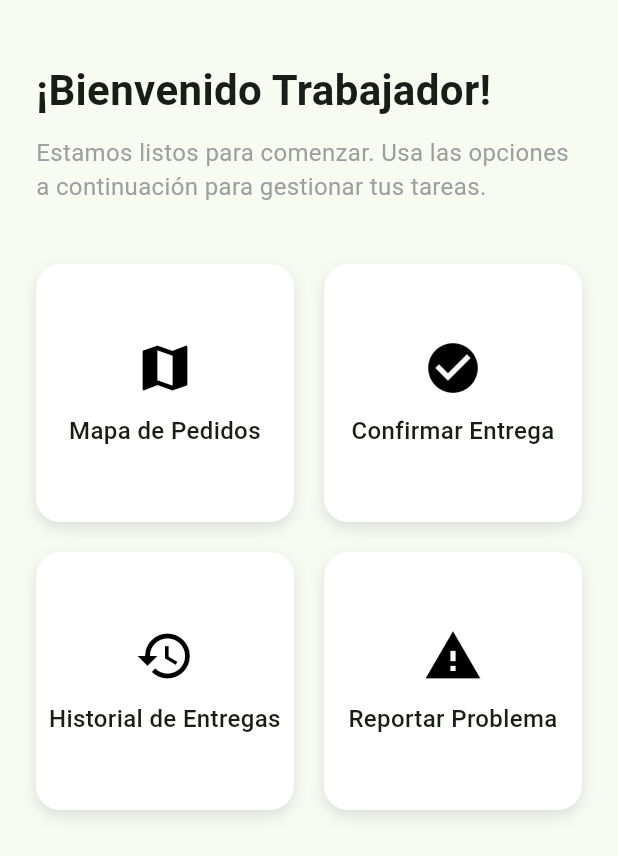
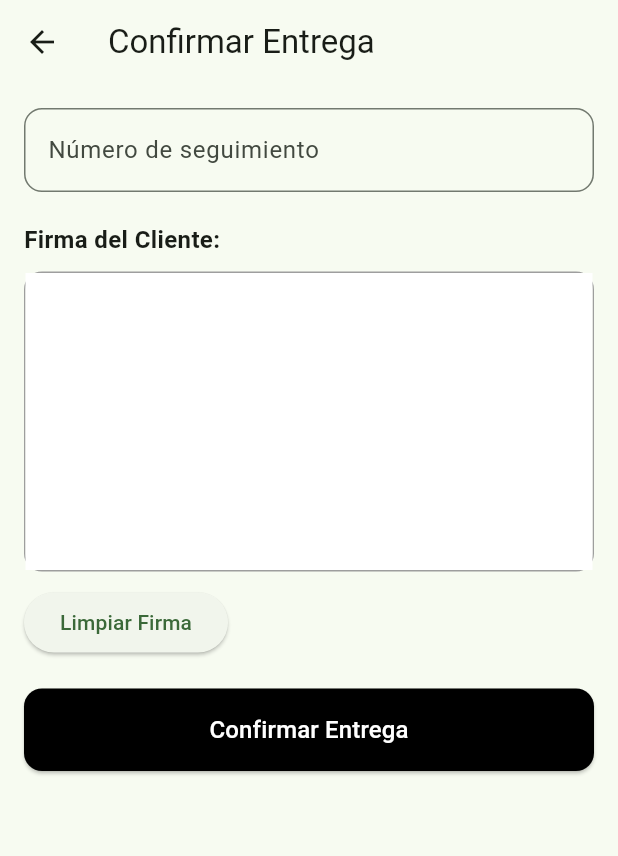
Before and after one commit to AppaTec-cl/EnviaYa-Front, a Flutter app: the WorkerWelcomeScreen screen opened directly, after a tap on "Confirmar Entrega", on a phone screen of 412 x 824 dp. Shown: the top 856 px of the screen. Run offline on Flutter 3.47's test engine with Material 3 defaults, Android fonts, the phone set to English and light mode, and no system bars; drawn by our look-alikes of signature; our stand-ins replace cloud_firestore, firebase_auth, firebase_core, google_maps_flutter, image_picker, location; missing offline and left inert: mailer; accounts and stored records are empty.

Commit message:
add confirm and history delivery

```diff
--- a/lib/presentation/reportProblemScreen.dart
+++ b/lib/presentation/reportProblemScreen.dart
@@ -6,6 +6,7 @@ import 'dart:convert';
 import 'dart:io';
 import 'package:cloud_firestore/cloud_firestore.dart';
 import 'package:enviaya/services/email_service2.dart';
+
 class ReportProblemScreen extends StatefulWidget {
   const ReportProblemScreen({super.key});
 
--- /dev/null
+++ b/lib/presentation/screen/ConfirmDeliveryScreen.dart
@@ -0,0 +1,158 @@
+import 'package:flutter/material.dart';
+import 'package:cloud_firestore/cloud_firestore.dart';
+import 'package:signature/signature.dart';
+
+class ConfirmDeliveryScreen extends StatefulWidget {
+  const ConfirmDeliveryScreen({super.key});
+
+  @override
+  _ConfirmDeliveryScreenState createState() => _ConfirmDeliveryScreenState();
+}
+
+class _ConfirmDeliveryScreenState extends State<ConfirmDeliveryScreen> {
+  final TextEditingController _trackingNumberController = TextEditingController();
+  final FirebaseFirestore _firestore = FirebaseFirestore.instance;
+
+  final SignatureController _signatureController = SignatureController(
+    penStrokeWidth: 3,
+    penColor: Colors.black,
+  );
+
+  Future<void> _confirmDelivery() async {
+    if (_trackingNumberController.text.trim().isEmpty) {
+      ScaffoldMessenger.of(context).showSnackBar(
+        const SnackBar(content: Text("Por favor, ingresa el número de seguimiento.")),
+      );
+      return;
+    }
+
+    try {
+      final querySnapshot = await _firestore
+          .collection('orders')
+          .where('tracking_number', isEqualTo: _trackingNumberController.text.trim())
+          .limit(1)
+          .get();
+
+      if (querySnapshot.docs.isEmpty) {
+        ScaffoldMessenger.of(context).showSnackBar(
+          const SnackBar(content: Text("No se encontró el pedido con el número de seguimiento proporcionado.")),
+        );
+        return;
+      }
+
+      final orderId = querySnapshot.docs.first.id;
+
+      // Obtener la imagen de la firma
+      final signatureBytes = await _signatureController.toPngBytes();
+      if (signatureBytes == null || signatureBytes.isEmpty) {
+        ScaffoldMessenger.of(context).showSnackBar(
+          const SnackBar(content: Text("Por favor, obtén la firma del cliente.")),
+        );
+        return;
+      }
+
+      // Actualizar el pedido en Firestore
+      await _firestore.collection('orders').doc(orderId).update({
+        'status': 'Entregado',
+        'signature': signatureBytes, // Guardar la firma como bytes
+        'timestamp': FieldValue.serverTimestamp(),
+      });
+
+      ScaffoldMessenger.of(context).showSnackBar(
+        const SnackBar(content: Text("Entrega confirmada con éxito.")),
+      );
+
+      // Limpiar los campos después de confirmar
+      _trackingNumberController.clear();
+      _signatureController.clear();
+    } catch (e) {
+      print('Error al confirmar entrega: $e');
+      ScaffoldMessenger.of(context).showSnackBar(
+        SnackBar(content: Text('Error al confirmar la entrega: $e')),
+      );
+    }
+  }
+
+  @override
+  void dispose() {
+    _signatureController.dispose();
+    super.dispose();
+  }
+
+  @override
+  Widget build(BuildContext context) {
+    return Scaffold(
+      appBar: AppBar(
+        title: const Text("Confirmar Entrega"),
+      ),
+      body: Padding(
+        padding: const EdgeInsets.all(16.0),
+        child: SingleChildScrollView(
+          child: Column(
+            crossAxisAlignment: CrossAxisAlignment.start,
+            children: [
+              // Campo para número de seguimiento
+              TextField(
+                controller: _trackingNumberController,
+                decoration: InputDecoration(
+                  labelText: "Número de seguimiento",
+                  border: OutlineInputBorder(
+                    borderRadius: BorderRadius.circular(12.0),
+                  ),
+                ),
+              ),
+              const SizedBox(height: 20),
+
+              // Canvas para la firma
+              const Text(
+                "Firma del Cliente:",
+                style: TextStyle(fontSize: 16, fontWeight: FontWeight.bold),
+              ),
+              const SizedBox(height: 10),
+              Container(
+                decoration: BoxDecoration(
+                  border: Border.all(color: Colors.grey),
+                  borderRadius: BorderRadius.circular(12),
+                ),
+                height: 200,
+                child: Signature(
+                  controller: _signatureController,
+                  backgroundColor: Colors.white,
+                ),
+              ),
+              const SizedBox(height: 10),
+              Row(
+                children: [
+                  ElevatedButton(
+                    onPressed: () => _signatureController.clear(),
+                    child: const Text("Limpiar Firma"),
+                  ),
+                ],
+              ),
+              const SizedBox(height: 20),
+
+              // Botón para confirmar la entrega
+              SizedBox(
+                width: double.infinity,
+                child: ElevatedButton(
+                  onPressed: _confirmDelivery,
+                  style: ElevatedButton.styleFrom(
+                    padding: const EdgeInsets.symmetric(vertical: 16.0),
+                    shape: RoundedRectangleBorder(
+                      borderRadius: BorderRadius.circular(12.0),
+                    ),
+                    backgroundColor: Colors.black,
+                  ),
+                  child: const Text(
+                    "Confirmar Entrega",
+                    style: TextStyle(fontSize: 16, color: Colors.white),
+                  ),
+                ),
+              ),
+            ],
+          ),
+        ),
+      ),
+    );
+  }
+}
--- a/lib/presentation/screen/homeEmployee.dart
+++ b/lib/presentation/screen/homeEmployee.dart
@@ -1,6 +1,8 @@
 import 'package:flutter/material.dart';
 import 'package:enviaya/presentation/screen/mapRute.dart';
 import 'package:enviaya/presentation/reportProblemScreen.dart';
+import 'package:enviaya/presentation/screen/confirmDeliveryScreen.dart';
+import 'package:enviaya/presentation/screen/deliveryHistoryScreen.dart';
 
 class WorkerWelcomeScreen extends StatelessWidget {
   const WorkerWelcomeScreen({super.key});
@@ -54,27 +56,36 @@ class WorkerWelcomeScreen extends StatelessWidget {
                       icon: Icons.check_circle,
                       label: "Confirmar Entrega",
                       onTap: () {
-                        // Acción para Confirmar Entrega
+                        Navigator.push(
+                          context,
+                          MaterialPageRoute(
+                            builder: (context) => const ConfirmDeliveryScreen(),
+                          ),
+                        );
                       },
                     ),
                     _buildOptionCard(
                       icon: Icons.history,
                       label: "Historial de Entregas",
                       onTap: () {
-                        // Acción para Historial de Entregas
+                        Navigator.push(
+                          context,
+                          MaterialPageRoute(
+                            builder: (context) => const DeliveryHistoryScreen(),
+                          ),
+                        );
                       },
                     ),
                     _buildOptionCard(
                       icon: Icons.report_problem,
                       label: "Reportar Problema",
                       onTap: () {
-                          Navigator.push(
+                        Navigator.push(
                           context,
                           MaterialPageRoute(
                             builder: (context) => const ReportProblemScreen(),
                           ),
                         );
-                            // Acción para Reportar Problema
                       },
                     ),
                   ],
@@ -102,7 +113,7 @@ class WorkerWelcomeScreen extends StatelessWidget {
             BoxShadow(
               color: Colors.grey.withOpacity(0.3),
               blurRadius: 8.0,
-              offset: Offset(0, 4),
+              offset: const Offset(0, 4),
             ),
           ],
         ),
--- a/pubspec.yaml
+++ b/pubspec.yaml
@@ -42,7 +42,7 @@ dependencies:
   dio: ^5.7.0
   flutter_google_maps_webservices: ^1.1.1
   mailer:
-
+  signature:
 
 
   # The following adds the Cupertino Icons font to your application.
```
Also changed, not shown: lib/presentation/screen/deliveryHistoryScreen.dart (added, +123 -0 lines), pubspec.lock.
